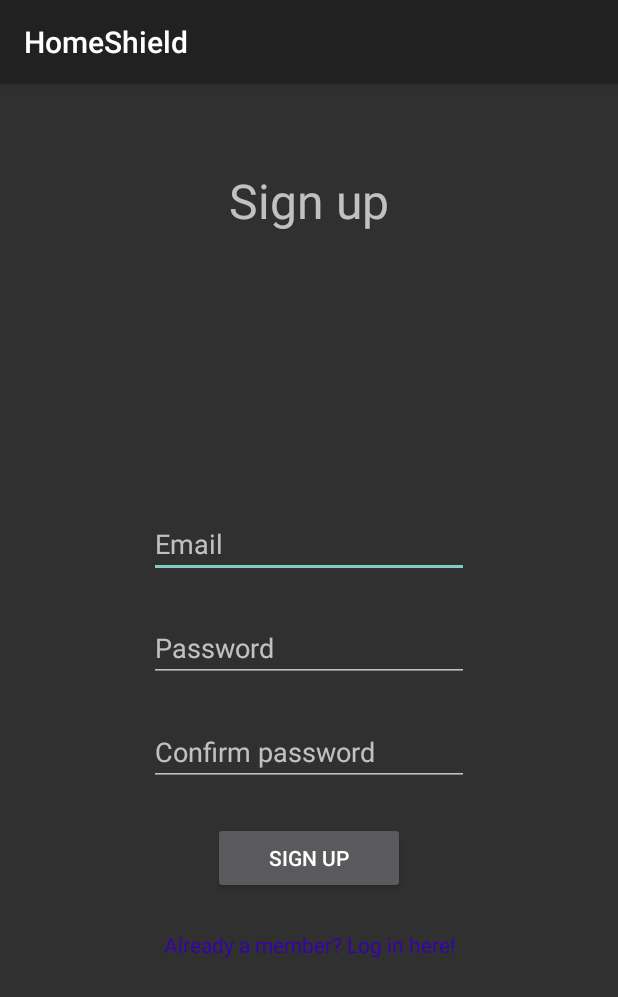
After one commit to MoRommy/HomeShield-Android-App, an Android app built with Jetpack Compose: the RegisterActivity screen opened directly, with no data from a screen before it, on a phone screen of 412 x 824 dp. The commit adds this screen. Shown: the top 997 px of the screen. Run offline under Robolectric (Android 15) with nearby library versions, the phone set to English and light mode, and no system bars; our stand-ins replace Firebase (no records; nobody signed in at launch, a user with empty details on screens opened directly).

Commit message:
Created UI for the sign in & register activities, along with back-end implementation

```diff
--- a/app/build.gradle.kts
+++ b/app/build.gradle.kts
@@ -1,6 +1,7 @@
 plugins {
     id("com.android.application")
     id("org.jetbrains.kotlin.android")
+    id("com.google.gms.google-services")
 }
 
 android {
@@ -59,6 +60,10 @@ dependencies {
     implementation("androidx.compose.ui:ui-graphics")
     implementation("androidx.compose.ui:ui-tooling-preview")
     implementation("androidx.compose.material3:material3")
+    implementation("com.google.firebase:firebase-auth-ktx:22.3.1")
+    implementation("androidx.constraintlayout:constraintlayout:2.1.4")
+    implementation("androidx.appcompat:appcompat:1.6.1")
+    implementation("com.google.firebase:firebase-auth:22.3.1")
     testImplementation("junit:junit:4.13.2")
     androidTestImplementation("androidx.test.ext:junit:1.1.5")
     androidTestImplementation("androidx.test.espresso:espresso-core:3.5.1")
--- /dev/null
+++ b/app/src/main/java/com/example/homeshield/RegisterActivity.kt
@@ -0,0 +1,57 @@
+package com.example.homeshield
+
+import androidx.appcompat.app.AppCompatActivity
+import android.os.Bundle
+import android.util.Patterns
+import android.widget.Button
+import android.widget.EditText
+import android.widget.Toast
+import com.google.firebase.auth.FirebaseAuth
+
+class RegisterActivity : AppCompatActivity() {
+
+    private lateinit var firebaseAuth: FirebaseAuth
+
+    override fun onCreate(savedInstanceState: Bundle?) {
+        super.onCreate(savedInstanceState)
+        setContentView(R.layout.activity_register)
+
+        firebaseAuth = FirebaseAuth.getInstance()
+        var singUpButton: Button = findViewById(R.id.signUpButton)
+        singUpButton.setOnClickListener {
+            signUp()
+        }
+    }
+
+    private fun signUp() {
+        var emailAddressElement: EditText = findViewById(R.id.emailAddressEditText)
+        var passwordElement: EditText = findViewById(R.id.passwordEditText)
+        var confirmPasswordElement: EditText = findViewById(R.id.confirmPasswordEditText)
+
+        var emailAddress = emailAddressElement.text.toString()
+        var password = passwordElement.text.toString()
+        var confirmPassword = confirmPasswordElement.text.toString()
+
+        if (emailAddress.isNotEmpty() && password.isNotEmpty() && confirmPassword.isNotEmpty()) {
+            if (password == confirmPassword) {
+                if (Patterns.EMAIL_ADDRESS.matcher(emailAddress).matches() &&
+                    password.length >= 6) {
+                    firebaseAuth.createUserWithEmailAndPassword(emailAddress, password).addOnCompleteListener(this) {
+                        if (it.isSuccessful) {
+                            Toast.makeText(this, "Register complete!", Toast.LENGTH_SHORT).show()
+                            finish()
+                        } else {
+                            Toast.makeText(this, it.result.toString(), Toast.LENGTH_SHORT).show()
+                        }
+                    }
+                } else {
+                    Toast.makeText(this, "Invalid email format!", Toast.LENGTH_SHORT).show()
+                }
+            } else {
+                Toast.makeText(this, "Passwords do not match!", Toast.LENGTH_SHORT).show()
+            }
+        } else {
+            Toast.makeText(this, "Please fill in all the fields!", Toast.LENGTH_SHORT).show()
+        }
+    }
+}
--- /dev/null
+++ b/app/src/main/res/layout/activity_register.xml
@@ -0,0 +1,91 @@
+<?xml version="1.0" encoding="utf-8"?>
+<androidx.constraintlayout.widget.ConstraintLayout xmlns:android="http://schemas.android.com/apk/res/android"
+    xmlns:app="http://schemas.android.com/apk/res-auto"
+    xmlns:tools="http://schemas.android.com/tools"
+    android:layout_width="match_parent"
+    android:layout_height="match_parent"
+    tools:context=".RegisterActivity">
+
+    <TextView
+        android:layout_width="wrap_content"
+        android:layout_height="wrap_content"
+        android:id="@+id/signUpTextViewId"
+        android:text="@string/signUpText"
+        android:textSize="32dp"
+        android:layout_marginTop="56dp"
+        app:layout_constraintEnd_toEndOf="parent"
+        app:layout_constraintStart_toStartOf="parent"
+        app:layout_constraintTop_toTopOf="parent" />
+
+    <androidx.constraintlayout.widget.ConstraintLayout
+        android:layout_width="wrap_content"
+        android:layout_height="wrap_content"
+        app:layout_constraintTop_toBottomOf="@+id/signUpTextViewId"
+        app:layout_constraintBottom_toBottomOf="parent"
+        app:layout_constraintStart_toStartOf="parent"
+        app:layout_constraintEnd_toEndOf="parent">
+
+        <EditText
+            android:id="@+id/emailAddressEditText"
+            android:layout_width="wrap_content"
+            android:layout_height="wrap_content"
+            android:ems="10"
+            android:layout_margin="24dp"
+            android:hint="@string/emailAddressHintText"
+            android:inputType="textEmailAddress"
+            app:layout_constraintTop_toTopOf="parent"
+            app:layout_constraintEnd_toEndOf="parent"
+            app:layout_constraintStart_toStartOf="parent"
+            android:autofillHints="" />
+
+        <EditText
+            android:id="@+id/passwordEditText"
+            android:layout_width="wrap_content"
+            android:layout_height="wrap_content"
+            android:ems="10"
+            android:layout_margin="24dp"
+            android:hint="@string/passwordHintText"
+            android:inputType="textPassword"
+            app:layout_constraintEnd_toEndOf="parent"
+            app:layout_constraintStart_toStartOf="parent"
+            app:layout_constraintTop_toBottomOf="@+id/emailAddressEditText"
+            android:autofillHints="" />
+
+        <EditText
+            android:id="@+id/confirmPasswordEditText"
+            android:layout_width="wrap_content"
+            android:layout_height="wrap_content"
+            android:ems="10"
+            android:layout_margin="24dp"
+            android:hint="@string/confirmPasswordHintText"
+            android:inputType="textPassword"
+            app:layout_constraintEnd_toEndOf="parent"
+            app:layout_constraintStart_toStartOf="parent"
+            app:layout_constraintTop_toBottomOf="@+id/passwordEditText"
+            android:autofillHints="" />
+
+        <Button
+            android:id="@+id/signUpButton"
+            android:layout_width="128dp"
+            android:layout_height="wrap_content"
+            android:text="@string/sign_up_button"
+            android:layout_margin="24dp"
+            app:layout_constraintEnd_toEndOf="parent"
+            app:layout_constraintStart_toStartOf="parent"
+            app:layout_constraintTop_toBottomOf="@+id/confirmPasswordEditText" />
+
+        <TextView
+            android:id="@+id/textView"
+            android:layout_width="wrap_content"
+            android:layout_height="wrap_content"
+            android:text="@string/loginText"
+            android:textColor="@color/purple_700"
+            android:layout_margin="24dp"
+            app:layout_constraintBottom_toBottomOf="parent"
+            app:layout_constraintEnd_toEndOf="parent"
+            app:layout_constraintStart_toStartOf="parent"
+            app:layout_constraintTop_toBottomOf="@+id/signUpButton" />
+
+    </androidx.constraintlayout.widget.ConstraintLayout>
+
+</androidx.constraintlayout.widget.ConstraintLayout>
--- a/app/src/main/res/values/strings.xml
+++ b/app/src/main/res/values/strings.xml
@@ -1,3 +1,14 @@
 <resources>
     <string name="app_name">HomeShield</string>
+    <string name="sign_in_button">Sign in</string>
+    <string name="emailAddressHintText">Email</string>
+    <string name="passwordHintText">Password</string>
+    <string name="registerText">Not a member? Register here!</string>
+    <string name="signInText">Sign in</string>
+    <string name="signUpText">Sign up</string>
+    <string name="confirmPasswordHintText">Confirm password</string>
+    <string name="sign_up_button">Sign up</string>
+    <string name="loginText">Already a member? Log in here!</string>
+    <string name="signOutButtonText">Sign out</string>
+    <string name="user">"User: "</string>
 </resources>
--- a/build.gradle.kts
+++ b/build.gradle.kts
@@ -1,3 +1,8 @@
+buildscript {
+    dependencies {
+        classpath("com.google.gms:google-services:4.4.1")
+    }
+}
 // Top-level build file where you can add configuration options common to all sub-projects/modules.
 plugins {
     id("com.android.application") version "8.2.2" apply false
```
Also changed, not shown: app/src/main/AndroidManifest.xml (+8 -0 lines), app/src/main/java/com/example/homeshield/LoginActivity.kt (added, +65 -0 lines), app/src/main/java/com/example/homeshield/MainActivity.kt (+116 -123 lines), app/src/main/res/layout/activity_login.xml (added, +67 -0 lines), app/src/main/res/layout/activity_main.xml (added, +41 -0 lines).
